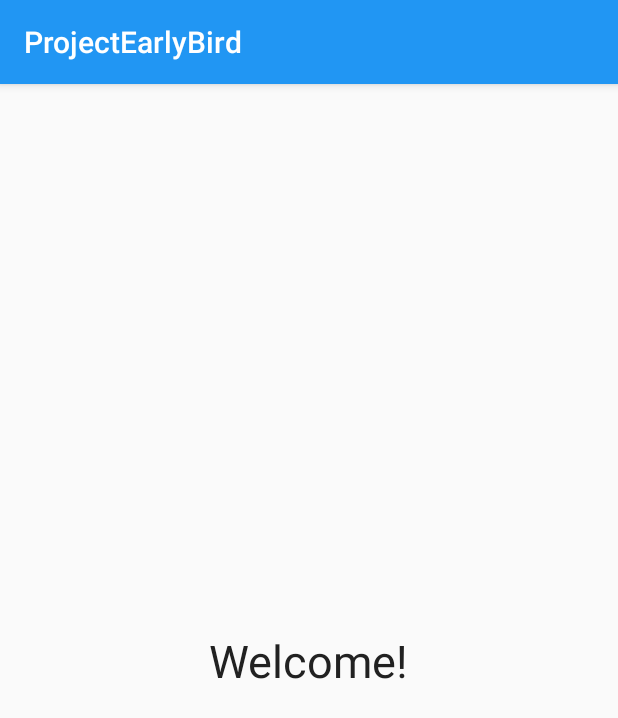
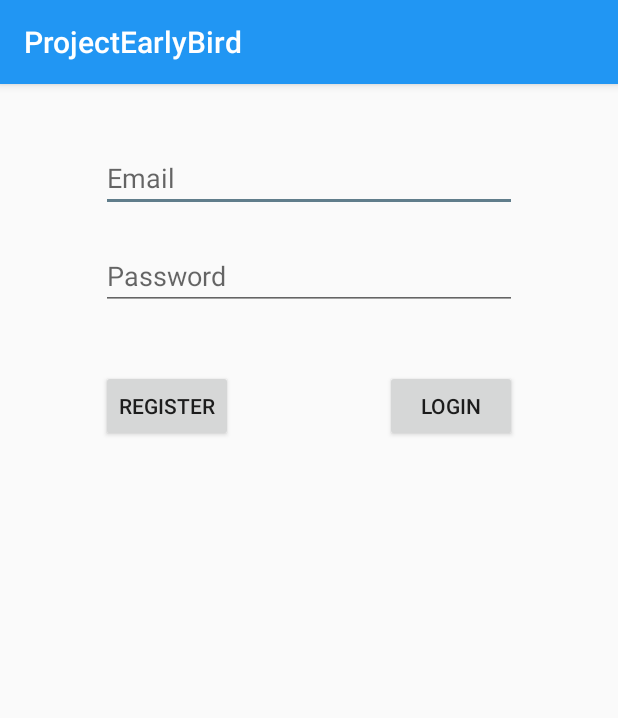
Before and after one commit to jnikodemus/projectearlybird, an Android app: the screen it shows after launch (WelcomeActivity before the commit, LoginActivity after it), on a phone screen of 412 x 824 dp. Shown: the top 718 px of the screen. Run offline under Robolectric (Android 15) with nearby library versions, the phone set to English and light mode, and no system bars; libraries missing offline, so code that uses them is left out: com.parse; 2 statements that could not run were skipped.

Commit message:
Added some Code an Activites

```diff
--- a/app/build.gradle
+++ b/app/build.gradle
@@ -28,7 +28,7 @@ dependencies {
     implementation 'androidx.appcompat:appcompat:1.0.2'
     implementation 'androidx.core:core-ktx:1.0.2'
     implementation 'androidx.constraintlayout:constraintlayout:1.1.3'
-    implementation 'com.github.parse-community.ParseManager-SDK-Android:parse:1.18.5'
+    implementation "com.github.parse-community.Parse-SDK-Android:parse:1.18.5"
     testImplementation 'junit:junit:4.12'
     androidTestImplementation 'androidx.test:runner:1.2.0'
     androidTestImplementation 'androidx.test.espresso:espresso-core:3.2.0'
--- a/app/src/main/AndroidManifest.xml
+++ b/app/src/main/AndroidManifest.xml
@@ -11,11 +11,10 @@
         android:theme="@style/AppTheme">
         <activity android:name=".ui.HomeActivity"></activity>
         <activity android:name=".ui.RegisterActivity" />
-        <activity android:name=".ui.LoginActivity" />
-        <activity android:name=".ui.WelcomeActivity">
+        <activity android:name=".ui.WelcomeActivity" />
+        <activity android:name=".ui.LoginActivity">
             <intent-filter>
                 <action android:name="android.intent.action.MAIN" />
-
                 <category android:name="android.intent.category.LAUNCHER" />
             </intent-filter>
         </activity>
--- a/app/src/main/java/de/ntbit/projectearlybird/connection/ParseConnection.kt
+++ b/app/src/main/java/de/ntbit/projectearlybird/connection/ParseConnection.kt
@@ -1,10 +1,27 @@
 package de.ntbit.projectearlybird.connection
 
+import android.content.Context
+import android.util.Log
 import de.ntbit.projectearlybird.manager.ParseManager
+import com.parse.Parse
+import java.util.logging.Logger
+
 
 class ParseConnection {
 
-    fun getParseManager(x: Any, y: Any): Unit {
+    companion object {
+        fun initialize(context: Context) : Unit {
+            Parse.initialize(
+                Parse.Configuration.Builder(context)
+                    .applicationId("pYIuK6xeAMNkL2IYpOEWIiAoacyr8jEyTja8LqxV")
+                    .clientKey("mpF0Gq4uUR9e7qSgFBefH6UPgJxNdaQyHxEg73tH")
+                    .server("https://parseapi.back4app.com")
+                    .build()
+            )
+        }
 
+        fun getParseManager(x: Any, y: Any): Unit {
+
+        }
     }
 }
--- a/app/src/main/java/de/ntbit/projectearlybird/ui/LoginActivity.kt
+++ b/app/src/main/java/de/ntbit/projectearlybird/ui/LoginActivity.kt
@@ -4,10 +4,17 @@ import androidx.appcompat.app.AppCompatActivity
 import android.os.Bundle
 import de.ntbit.projectearlybird.R
 
+import de.ntbit.projectearlybird.connection.ParseConnection
+import java.util.logging.Logger
+
+
 class LoginActivity : AppCompatActivity() {
+
+    private val log = Logger.getLogger(this.localClassName)
 
     override fun onCreate(savedInstanceState: Bundle?) {
         super.onCreate(savedInstanceState)
         setContentView(R.layout.activity_login)
+        ParseConnection.initialize(this)
     }
 }
--- a/app/src/main/res/layout/activity_login.xml
+++ b/app/src/main/res/layout/activity_login.xml
@@ -6,4 +6,46 @@
     android:layout_height="match_parent"
     tools:context=".ui.LoginActivity">
 
+    <EditText
+        android:id="@+id/actLoginEditTextEmail"
+        android:layout_width="wrap_content"
+        android:layout_height="wrap_content"
+        android:layout_marginTop="40dp"
+        android:ems="13"
+        android:hint="@string/app_email"
+        android:inputType="textEmailAddress"
+        app:layout_constraintEnd_toEndOf="parent"
+        app:layout_constraintStart_toStartOf="parent"
+        app:layout_constraintTop_toTopOf="parent" />
+
+    <EditText
+        android:id="@+id/actLoginEditTextPassword"
+        android:layout_width="wrap_content"
+        android:layout_height="wrap_content"
+        android:layout_marginTop="20dp"
+        android:ems="13"
+        android:hint="@string/app_password"
+        android:inputType="textPassword"
+        app:layout_constraintEnd_toEndOf="@+id/actLoginEditTextEmail"
+        app:layout_constraintHorizontal_bias="0.0"
+        app:layout_constraintStart_toStartOf="@+id/actLoginEditTextEmail"
+        app:layout_constraintTop_toBottomOf="@+id/actLoginEditTextEmail" />
+
+    <Button
+        android:id="@+id/actLoginBtnLogin"
+        android:layout_width="wrap_content"
+        android:layout_height="wrap_content"
+        android:layout_marginTop="40dp"
+        android:text="@string/app_login"
+        app:layout_constraintEnd_toEndOf="@+id/actLoginEditTextPassword"
+        app:layout_constraintTop_toBottomOf="@+id/actLoginEditTextPassword" />
+
+    <Button
+        android:id="@+id/actLoginBtnRegister"
+        android:layout_width="wrap_content"
+        android:layout_height="wrap_content"
+        android:layout_marginTop="40dp"
+        android:text="@string/app_register"
+        app:layout_constraintStart_toStartOf="@+id/actLoginEditTextPassword"
+        app:layout_constraintTop_toBottomOf="@+id/actLoginEditTextPassword" />
 </androidx.constraintlayout.widget.ConstraintLayout>
--- a/app/src/main/res/layout/activity_welcome.xml
+++ b/app/src/main/res/layout/activity_welcome.xml
@@ -10,7 +10,7 @@
         android:id="@+id/actWelcomeTxtVHello"
         android:layout_width="wrap_content"
         android:layout_height="wrap_content"
-        android:text="@string/welcome"
+        android:text="@string/app_welcome"
         android:textColor="@color/colorPrimaryText"
         android:textSize="30sp"
         app:layout_constraintBottom_toBottomOf="parent"
--- a/app/src/main/res/values/strings.xml
+++ b/app/src/main/res/values/strings.xml
@@ -1,4 +1,8 @@
 <resources>
     <string name="app_name">ProjectEarlyBird</string>
-    <string name="welcome">Welcome!</string>
+    <string name="app_welcome">Welcome!</string>
+    <string name="app_email">Email</string>
+    <string name="app_password">Password</string>
+    <string name="app_login">Login</string>
+    <string name="app_register">Register</string>
 </resources>
```
